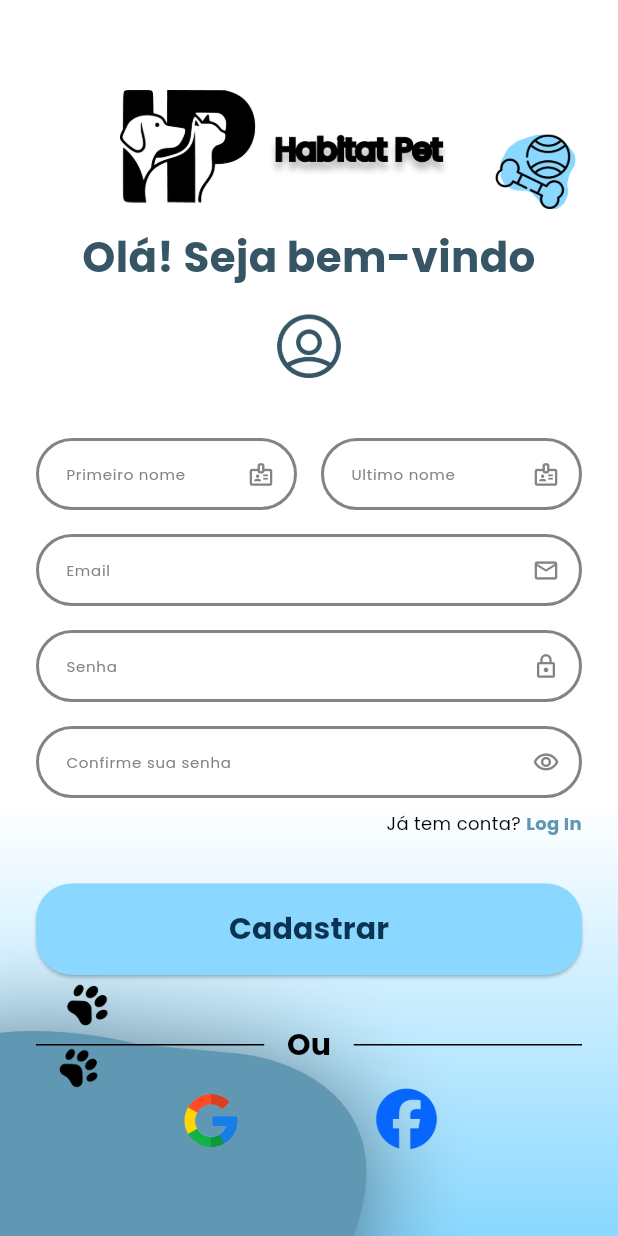
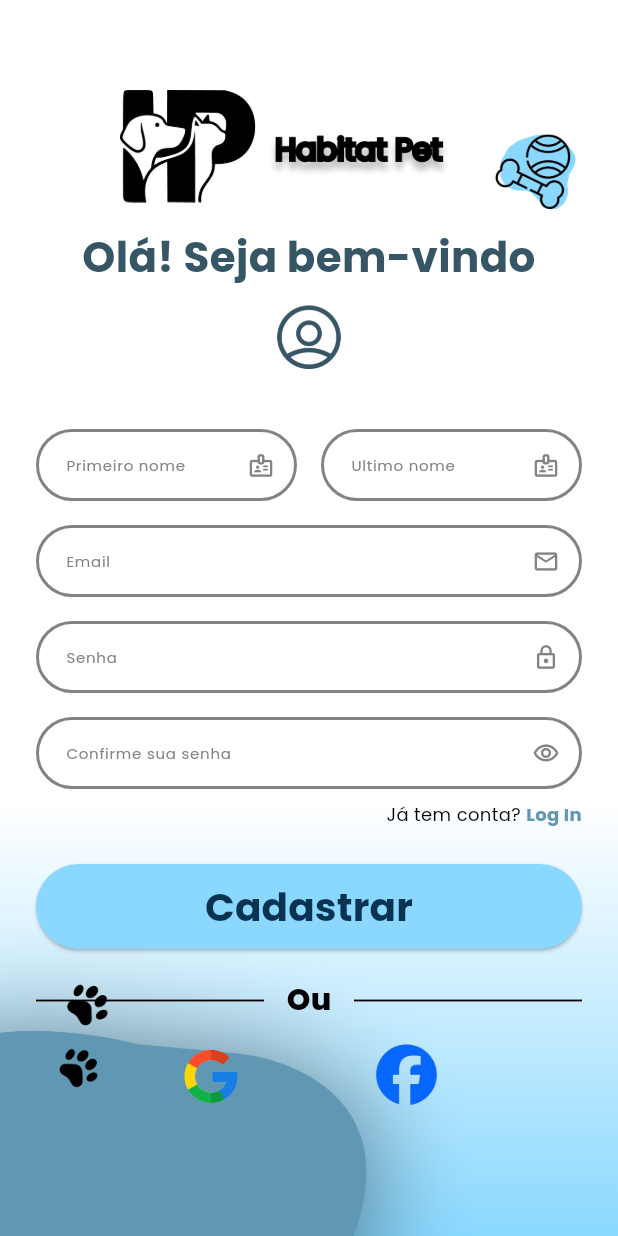
Before and after one commit to HenriqueVM5/Asimov-Pet-Shop-Flutter, a Flutter app: the screen it shows after launch, on a phone screen of 412 x 824 dp. Run offline on Flutter 3.47's test engine with Material 3 defaults, Android fonts, the phone set to English and light mode, and no system bars; our stand-ins replace cloud_firestore, firebase_auth, firebase_core, google_fonts, google_sign_in; accounts and stored records are empty.

Commit message:
Adicionando alguns ajustes finos de design na UI

```diff
--- a/lib/screens/cadastro_screen.dart
+++ b/lib/screens/cadastro_screen.dart
@@ -168,7 +168,7 @@ class _CadastroScreenState extends State<CadastroScreen> {
                         ),
                       ),
 
-                      const SizedBox(height: 16),
+                      const SizedBox(height: 10),
 
                       // ICON DE PERFIL
                       Center(
@@ -297,7 +297,7 @@ class _CadastroScreenState extends State<CadastroScreen> {
                         ),
                       ),
 
-                      const SizedBox(height: 32),
+                      const SizedBox(height: 25),
 
                       // BOTÃO AZULÃO "CADASTRAR"
                       ListenableBuilder(
@@ -315,16 +315,16 @@ class _CadastroScreenState extends State<CadastroScreen> {
                                     backgroundColor: const Color(0xFF8AD8FF),
                                     foregroundColor: const Color(0xFF0A3351),
                                     shape: RoundedRectangleBorder(
-                                      borderRadius: BorderRadius.circular(24),
+                                      borderRadius: BorderRadius.circular(34),
                                     ),
                                     padding: const EdgeInsets.symmetric(
-                                      vertical: 16,
+                                      vertical: 9.75,
                                     ),
                                   ),
                                   child: Text(
                                     'Cadastrar',
                                     style: GoogleFonts.poppins(
-                                      fontSize: 20,
+                                      fontSize: 26,
                                       fontWeight: FontWeight.w700,
                                     ),
                                   ),
@@ -332,7 +332,7 @@ class _CadastroScreenState extends State<CadastroScreen> {
                         },
                       ),
 
-                      const SizedBox(height: 32),
+                      const SizedBox(height: 20),
 
                       // RODAPÉ: "Ou"
                       Row(
@@ -341,7 +341,7 @@ class _CadastroScreenState extends State<CadastroScreen> {
                           Expanded(
                             child: Container(
                               margin: const EdgeInsets.only(right: 15),
-                              height: 1,
+                              height: 1.20,
                               color: Colors.black,
                             ),
                           ),
@@ -351,14 +351,14 @@ class _CadastroScreenState extends State<CadastroScreen> {
                             style: GoogleFonts.poppins(
                               color: Colors.black,
                               fontSize: 20,
-                              fontWeight: FontWeight.w700,
+                              fontWeight: FontWeight.w800,
                             ),
                           ),
                           // Fita da direita
                           Expanded(
                             child: Container(
                               margin: const EdgeInsets.only(left: 15),
-                              height: 1,
+                              height: 1.20,
                               color: Colors.black,
                             ),
                           ),
```
